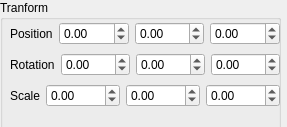
nicobabot/KingGarron_Engine, file Project/gtransformwidget.ui: the form before one commit.
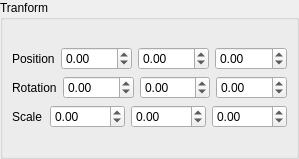
The form after the commit.

```diff
--- a/Project/gtransformwidget.ui
+++ b/Project/gtransformwidget.ui
@@ -6,22 +6,28 @@
    <rect>
     <x>0</x>
     <y>0</y>
-    <width>287</width>
-    <height>127</height>
+    <width>299</width>
+    <height>159</height>
    </rect>
   </property>
   <property name="windowTitle">
    <string>Form</string>
   </property>
+  <layout class="QVBoxLayout" name="verticalLayout_2">
+   <property name="leftMargin">
+    <number>0</number>
+   </property>
+   <property name="topMargin">
+    <number>0</number>
+   </property>
+   <property name="rightMargin">
+    <number>0</number>
+   </property>
+   <property name="bottomMargin">
+    <number>0</number>
+   </property>
+   <item>
   <widget class="QGroupBox" name="groupBox">
-   <property name="geometry">
-    <rect>
-     <x>0</x>
-     <y>0</y>
-     <width>281</width>
-     <height>141</height>
-    </rect>
-   </property>
    <property name="minimumSize">
     <size>
      <width>281</width>
@@ -31,15 +37,23 @@
    <property name="title">
     <string>Tranform</string>
    </property>
-   <widget class="QWidget" name="layoutWidget">
-    <property name="geometry">
-     <rect>
-      <x>10</x>
-      <y>20</y>
-      <width>270</width>
-      <height>91</height>
-     </rect>
-    </property>
+     <layout class="QVBoxLayout" name="verticalLayout_3">
+      <property name="spacing">
+       <number>6</number>
+      </property>
+      <property name="leftMargin">
+       <number>9</number>
+      </property>
+      <property name="topMargin">
+       <number>9</number>
+      </property>
+      <property name="rightMargin">
+       <number>9</number>
+      </property>
+      <property name="bottomMargin">
+       <number>9</number>
+      </property>
+      <item>
     <layout class="QVBoxLayout" name="verticalLayout">
      <item>
       <layout class="QHBoxLayout" name="horizontalLayout">
@@ -192,8 +206,11 @@
       </layout>
      </item>
     </layout>
-   </widget>
-  </widget>
+      </item>
+     </layout>
+    </widget>
+   </item>
+  </layout>
  </widget>
  <resources/>
  <connections/>
```
Lines whose indentation alone changed are shown as unchanged.
